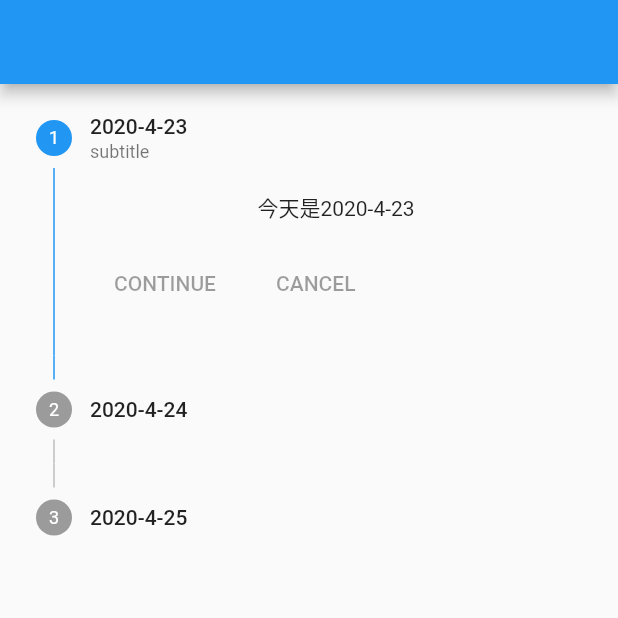
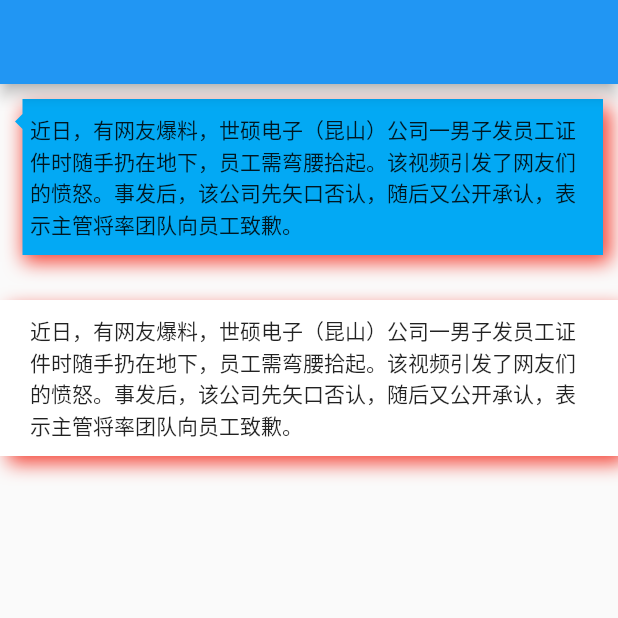
Before and after one commit to jiangxiaoxin/flutter, a Flutter app: the screen it shows after launch, on a phone screen of 412 x 824 dp, the top half of it. Run offline on Flutter 3.47's test engine with Material 2 defaults, Android fonts, the phone set to English and light mode, and no system bars.

Commit message:
'update'

```diff
--- /dev/null
+++ b/lib/container.dart
@@ -0,0 +1,73 @@
+import 'package:flutter/material.dart';
+
+class ContainerPage extends StatefulWidget {
+  @override
+  State<StatefulWidget> createState() {
+    return _ContainerPageState();
+  }
+}
+
+class _ContainerPageState extends State<ContainerPage> {
+  @override
+  Widget build(BuildContext context) {
+    return Scaffold(
+      appBar: AppBar(),
+      body: Column(
+        children: [
+          Container(
+            margin: EdgeInsets.all(10),
+            child: ClipPath(
+              clipper: _Clipper(),
+              child: Container(
+                padding: EdgeInsets.symmetric(vertical: 10, horizontal: 10),
+                decoration: BoxDecoration(
+                  color: Colors.lightBlue,
+                ),
+                child: Text(
+                    "近日，有网友爆料，世硕电子（昆山）公司一男子发员工证件时随手扔在地下，员工需弯腰拾起。该视频引发了网友们的愤怒。事发后，该公司先矢口否认，随后又公开承认，表示主管将率团队向员工致歉。"),
+              ),
+            ),
+            decoration: BoxDecoration(boxShadow: [
+              BoxShadow(
+                  color: Colors.red, offset: Offset(5, 5), blurRadius: 10.0)
+            ]),
+          ),
+          Container(
+            margin: EdgeInsets.only(top: 20),
+            child: Container(
+              padding: EdgeInsets.symmetric(vertical: 10, horizontal: 20),
+              decoration: BoxDecoration(color: Colors.white, boxShadow: [
+                BoxShadow(
+                    color: Colors.red, offset: Offset(5, 5), blurRadius: 10.0)
+              ]),
+              child: Text(
+                  "近日，有网友爆料，世硕电子（昆山）公司一男子发员工证件时随手扔在地下，员工需弯腰拾起。该视频引发了网友们的愤怒。事发后，该公司先矢口否认，随后又公开承认，表示主管将率团队向员工致歉。"),
+            ),
+          )
+        ],
+      ),
+    );
+  }
+}
+
+class _Clipper extends CustomClipper<Path> {
+  @override
+  Path getClip(Size size) {
+    var path = new Path();
+    path.moveTo(5, 0);
+    path.lineTo(size.width, 0);
+    path.lineTo(size.width, size.height);
+    path.lineTo(5, size.height);
+    path.lineTo(5, 20);
+    path.lineTo(0, 15);
+    path.lineTo(5, 10);
+    path.lineTo(5, 0);
+    path.close();
+    return path;
+  }
+
+  @override
+  bool shouldReclip(CustomClipper<Path> oldClipper) {
+    return true;
+  }
+}
--- a/lib/main.dart
+++ b/lib/main.dart
@@ -21,6 +21,7 @@ import 'package:flutter_app/clip2.dart';
 import 'package:flutter_app/flex.dart';
 import 'package:flutter_app/wrap.dart';
 import 'package:flutter_app/step.dart';
+import 'package:flutter_app/container.dart';
 
 void main() {
   runApp(MyApp());
@@ -47,7 +48,8 @@ class MyApp extends StatelessWidget {
 //      home: TextFieldPage(),
 //        home: AboutPage()
 //        home: StackPage()
-      home: StepPage(),
+//      home: StepPage(),
+      home: ContainerPage(),
 //      home: StackPage2(),
 //      home: ClipPage(),
 //      home: ClipPage2(),
--- a/lib/step.dart
+++ b/lib/step.dart
@@ -6,15 +6,13 @@ class StepPage extends StatelessWidget {
     return Scaffold(
       appBar: AppBar(),
       body: Stepper(
-        steps: <Step>[
-          Step(
-              title: Text('2020-4-23'),
-              subtitle: Text("subtitle"),
-              content: Text('今天是2020-4-23'),
-              isActive: true),
-          Step(title: Text('2020-4-24'), content: Text('今天是2020-4-24')),
-          Step(title: Text('2020-4-25'), content: Text('今天是2020-4-25')),
-        ],
+        steps: List.generate(
+            10,
+            (index) => Step(
+                title: Text('index: $index'),
+                subtitle: Text("subtitle $index"),
+                content: Text('今天是2020-4-23'),
+                isActive: true)),
       ),
     );
   }
```
Also changed, not shown: 1 other file.
